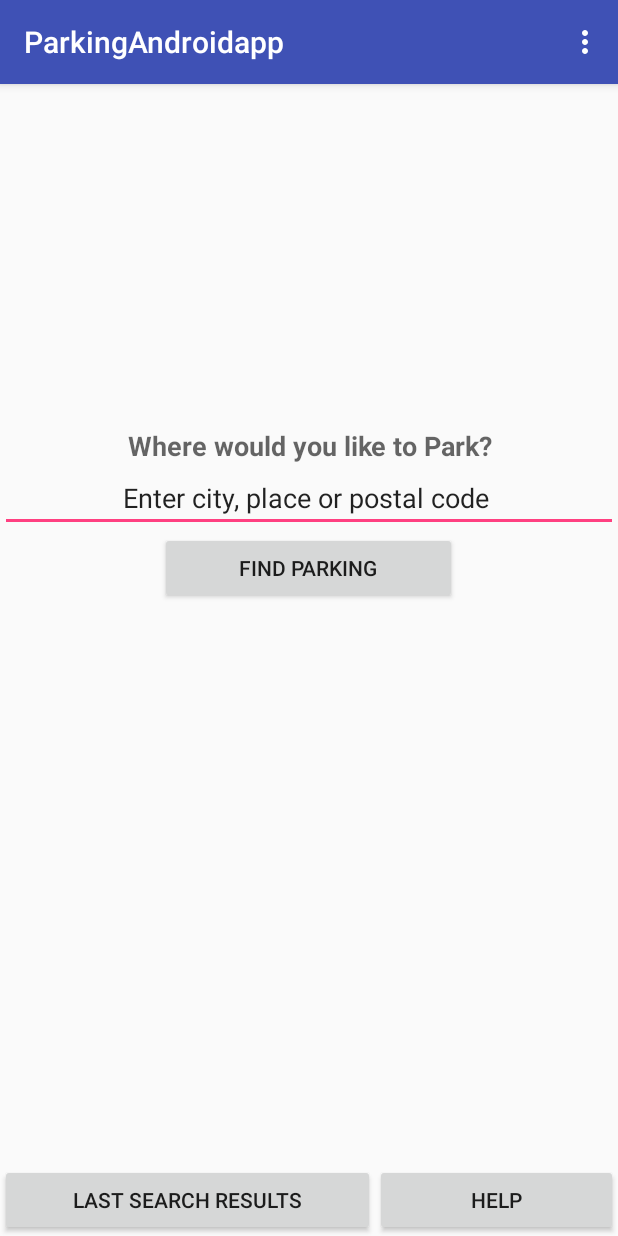
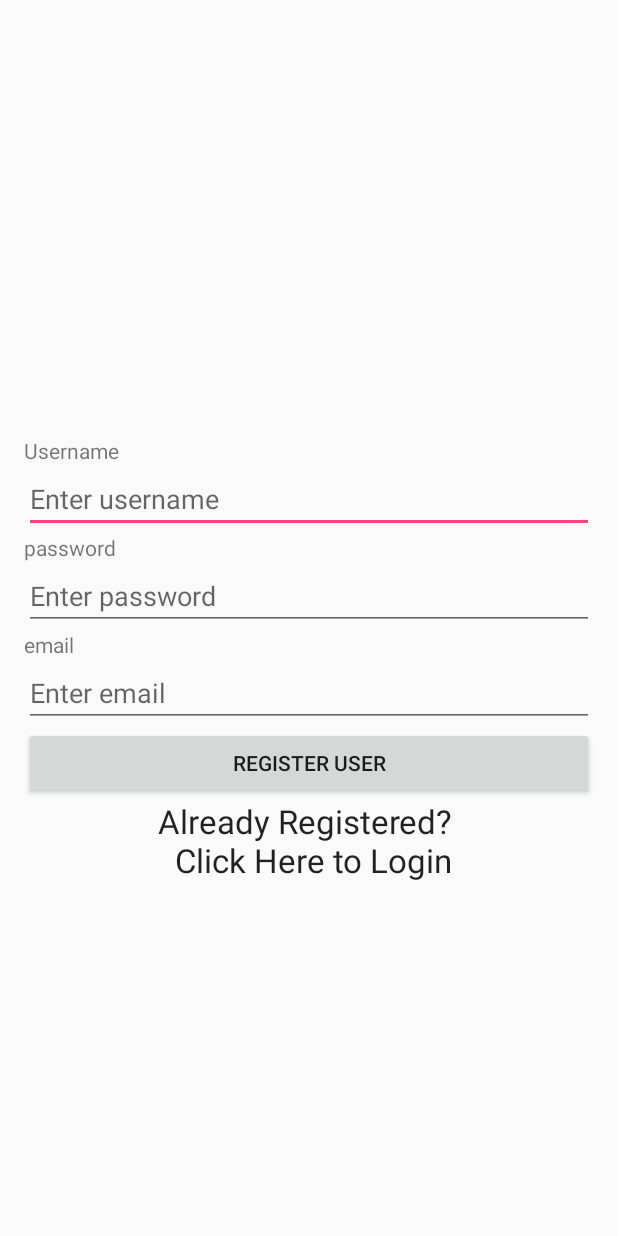
Before and after one commit to chrisantoinette/Android, an Android app: the screen it shows after launch (MainActivity1stpage before the commit, RegistrationActivity after it), on a phone screen of 412 x 824 dp. Run offline under Robolectric (Android 15) with nearby library versions, the phone set to English and light mode, and no system bars; our stand-ins replace Volley.

Commit message:
Included the main Registraing page

```diff
--- a/ParkingAndroidapp/app/build.gradle
+++ b/ParkingAndroidapp/app/build.gradle
@@ -31,5 +31,6 @@ dependencies {
     compile 'com.android.support:design:26.+'
     compile 'com.google.android.gms:play-services-maps:11.0.4'
     compile 'com.google.android.gms:play-services-location:11.0.4'
+    compile 'com.android.volley:volley:1.0.0'
     testCompile 'junit:junit:4.12'
 }
--- a/ParkingAndroidapp/app/src/main/java/com/chris/parkingandroidapp/MainActivity1stpage.java
+++ b/ParkingAndroidapp/app/src/main/java/com/chris/parkingandroidapp/MainActivity1stpage.java
@@ -22,6 +22,7 @@ public class MainActivity1stpage extends AppCompatActivity {
     @Override
     protected void onCreate(Bundle savedInstanceState) {
         super.onCreate(savedInstanceState);
+
         setContentView(R.layout.intro_activity);
         Toolbar toolbar = (Toolbar) findViewById(R.id.toolbar);
         setSupportActionBar(toolbar);
--- a/ParkingAndroidapp/app/src/main/java/com/chris/parkingandroidapp/ParkingDataProvider.java
+++ b/ParkingAndroidapp/app/src/main/java/com/chris/parkingandroidapp/ParkingDataProvider.java
@@ -36,7 +36,7 @@ public class ParkingDataProvider {
 
     public void constructMockParkingLocations () {
         mLocationLookup = new HashMap<String, List<ParkingData>>();
-        // Parking Spot - East
+        // Parking Spot - Eastxx
         LatLng parkingSpot = new LatLng(37.333148, -121.882753 );
         String address ="Lot 11/13 San Jose, CA 95112";
         String name = ("East Parking");
--- /dev/null
+++ b/ParkingAndroidapp/app/src/main/java/com/chris/parkingandroidapp/RegistrationActivity.java
@@ -0,0 +1,121 @@
+
+package com.chris.parkingandroidapp;
+
+    import android.app.ProgressDialog;
+    import android.content.Intent;
+    import android.os.Bundle;
+    import android.support.v7.app.AppCompatActivity;
+    import android.view.View;
+    import android.widget.Button;
+    import android.widget.EditText;
+    import android.widget.TextView;
+    import android.widget.Toast;
+
+    import com.android.volley.AuthFailureError;
+    import com.android.volley.Request;
+    import com.android.volley.RequestQueue;
+    import com.android.volley.Response;
+    import com.android.volley.VolleyError;
+    import com.android.volley.toolbox.StringRequest;
+    import com.android.volley.toolbox.Volley;
+
+    import org.json.JSONException;
+    import org.json.JSONObject;
+
+    import java.util.HashMap;
+    import java.util.Map;
+
+public class RegistrationActivity extends AppCompatActivity implements View.OnClickListener {
+
+
+    private EditText editTextUsername, editTextEmail, editTextPassword;
+    private Button buttonRegister;
+    private ProgressDialog progressDialog;
+
+    private TextView textViewLogin;
+
+    public class Constant {
+        final static String URL_REGISTER = "http://127.0.0.1/";
+    };
+    @Override
+    protected void onCreate(Bundle savedInstanceState) {
+        super.onCreate(savedInstanceState);
+        setContentView(R.layout.registration_layout);
+
+         if(SharedPrefManager.getInstance(this).isLoggedIn()){
+            finish();
+             startActivity(new Intent(this, MainActivity1stpage.class));
+             return;
+         }
+
+        editTextEmail = (EditText) findViewById(R.id.editTextEmail);
+        editTextUsername = (EditText) findViewById(R.id.editTextUsername);
+        editTextPassword = (EditText) findViewById(R.id.editTextPassword);
+
+        textViewLogin = (TextView) findViewById(R.id.textViewLogin);
+
+        buttonRegister = (Button) findViewById(R.id.buttonRegister);
+
+        progressDialog = new ProgressDialog(this);
+
+        buttonRegister.setOnClickListener(this);
+        textViewLogin.setOnClickListener(this);
+    }
+
+    private void registerUser() {
+        final String email = editTextEmail.getText().toString().trim();
+        final String username = editTextUsername.getText().toString().trim();
+        final String password = editTextPassword.getText().toString().trim();
+
+        progressDialog.setMessage("Registering user...");
+        progressDialog.show();
+
+        StringRequest stringRequest = new StringRequest(Request.Method.POST,
+               Constant.URL_REGISTER,
+                new Response.Listener<String>() {
+                    @Override
+                    public void onResponse(String response) {
+                        progressDialog.dismiss();
+
+                        try {
+                            JSONObject jsonObject = new JSONObject(response);
+
+                            Toast.makeText(getApplicationContext(), jsonObject.getString("message"), Toast.LENGTH_LONG).show();
+
+                        } catch (JSONException e) {
+                            e.printStackTrace();
+                        }
+                    }
+                },
+                new Response.ErrorListener() {
+                    @Override
+                    public void onErrorResponse(VolleyError error) {
+                        progressDialog.hide();
+                        Toast.makeText(getApplicationContext(), error.getMessage(), Toast.LENGTH_LONG).show();
+                    }
+                }) {
+            @Override
+            protected Map<String, String> getParams() throws AuthFailureError {
+                Map<String, String> params = new HashMap<>();
+                params.put("username", username);
+                params.put("email", email);
+                params.put("password", password);
+                return params;
+            }
+        };
+
+
+        // RequestHandler.getInstance(this).addToRequestQueue(stringRequest);
+        RequestQueue requestQueue = Volley.newRequestQueue(this);
+        requestQueue.add(stringRequest);
+
+    }
+
+    @Override
+    public void onClick(View view) {
+        if (view == buttonRegister)
+            registerUser();
+        //if(view == textViewLogin)
+        //  startActivity(new Intent(this, LoginActivity.class));
+    }
+}
--- /dev/null
+++ b/ParkingAndroidapp/app/src/main/java/com/chris/parkingandroidapp/SharedPrefManager.java
@@ -0,0 +1,40 @@
+package com.chris.parkingandroidapp;
+
+import android.content.Context;
+import android.content.SharedPreferences;
+
+/**
+ * Created by chrisantoinette on 11/15/17.
+ */
+
+
+public class SharedPrefManager {
+    private static final String SHARED_PREF_NAME = "RegPref";
+    private static final String TAG_LOGIN = "taglogin";
+
+    private static SharedPrefManager mInstance;
+    private static Context mCtx;
+
+    private SharedPrefManager(Context context) {
+        mCtx = context;
+    }
+
+    public static synchronized SharedPrefManager getInstance(Context context) {
+        if (mInstance == null) {
+            mInstance = new SharedPrefManager(context);
+        }
+        return mInstance;
+    }
+    public boolean isLoggedIn () {
+        SharedPreferences sharedPreferences = mCtx.getSharedPreferences(SHARED_PREF_NAME, Context.MODE_PRIVATE);
+        return sharedPreferences.getBoolean(TAG_LOGIN, false);
+    }
+    public void setLogin ()
+    {
+        SharedPreferences sharedPreferences = mCtx.getSharedPreferences(SHARED_PREF_NAME, Context.MODE_PRIVATE);
+        SharedPreferences.Editor editor = sharedPreferences.edit();
+        editor.putBoolean(TAG_LOGIN, true);
+        editor.apply();
+    }
+
+}
--- a/ParkingAndroidapp/app/src/main/res/layout/content_main_activity1stpage.xml
+++ b/ParkingAndroidapp/app/src/main/res/layout/content_main_activity1stpage.xml
@@ -21,29 +21,24 @@
             android:gravity="center_vertical|center_horizontal"
             android:orientation="vertical">
 
-            <TextView
-                android:id="@+id/textView2"
-                android:layout_width="match_parent"
-                android:layout_height="wrap_content"
-                android:text="Where would you like to Park?"
-                android:textAlignment="center"
-                android:textAppearance="@android:style/TextAppearance.Material.Medium"
-                android:textStyle="bold" />
-
-            <EditText
-                android:id="@+id/editText"
-                android:layout_width="match_parent"
-                android:layout_height="wrap_content"
-                android:ems="10"
-                android:inputType="textPersonName"
-                android:text="Enter city, place or postal code "
-                android:textAlignment="center" />
-
             <Button
                 android:id="@+id/findParking"
                 android:layout_width="198dp"
                 android:layout_height="wrap_content"
-                android:text="FInd Parking" />
+                android:text="FInd my Parking" />
+
+            <Button
+                android:id="@+id/button2"
+                android:layout_width="wrap_content"
+                android:layout_height="wrap_content"
+                android:text="Button" />
+
+            <Button
+                android:id="@+id/button3"
+                style="@style/Widget.AppCompat.Button"
+                android:layout_width="wrap_content"
+                android:layout_height="wrap_content"
+                android:text="Button" />
         </LinearLayout>
 
         <LinearLayout
@@ -55,10 +50,10 @@
 
             <Button
                 android:id="@+id/button8"
-                android:layout_width="wrap_content"
+                android:layout_width="87dp"
                 android:layout_height="wrap_content"
                 android:layout_weight="1"
-                android:text="Last Search Results" />
+                android:text="Settings" />
 
             <Button
                 android:id="@+id/button7"
--- /dev/null
+++ b/ParkingAndroidapp/app/src/main/res/layout/registration_layout.xml
@@ -0,0 +1,72 @@
+<?xml version="1.0" encoding="utf-8"?>
+<RelativeLayout xmlns:android="http://schemas.android.com/apk/res/android"
+    xmlns:tools="http://schemas.android.com/tools"
+    android:id="@+id/activity_main"
+    android:layout_width="match_parent"
+    android:layout_height="match_parent"
+    android:paddingBottom="@dimen/activity_vertical_margin"
+    android:paddingLeft="@dimen/activity_horizontal_margin"
+    android:paddingRight="@dimen/activity_horizontal_margin"
+    android:paddingTop="@dimen/activity_vertical_margin"
+    tools:context=".RegistrationActivity">
+
+    <LinearLayout
+        android:layout_centerVertical="true"
+        android:id="@+id/linearLayout"
+        android:layout_width="match_parent"
+        android:layout_height="wrap_content"
+        android:orientation="vertical">
+
+        <TextView
+            android:layout_width="match_parent"
+            android:layout_height="wrap_content"
+            android:text="Username" />
+
+        <EditText
+            android:id="@+id/editTextUsername"
+            android:layout_width="match_parent"
+            android:layout_height="wrap_content"
+            android:hint="Enter username" />
+
+
+        <TextView
+            android:layout_width="match_parent"
+            android:layout_height="wrap_content"
+            android:text="password" />
+
+        <EditText
+            android:id="@+id/editTextPassword"
+            android:layout_width="match_parent"
+            android:layout_height="wrap_content"
+            android:hint="Enter password"
+            android:inputType="textPassword" />
+
+        <TextView
+            android:layout_width="match_parent"
+            android:layout_height="wrap_content"
+            android:text="email" />
+
+        <EditText
+            android:id="@+id/editTextEmail"
+            android:layout_width="match_parent"
+            android:layout_height="wrap_content"
+            android:hint="Enter email"
+            android:inputType="textEmailAddress" />
+
+        <Button
+            android:id="@+id/buttonRegister"
+            android:layout_width="match_parent"
+            android:layout_height="wrap_content"
+            android:text="Register User" />
+    </LinearLayout>
+
+    <TextView
+        android:id="@+id/textViewLogin"
+        android:layout_width="match_parent"
+        android:layout_height="match_parent"
+        android:layout_below="@id/linearLayout"
+        android:text="Already Registered? \n Click Here to Login"
+        android:textAlignment="center"
+        android:textAppearance="@style/Base.TextAppearance.AppCompat.Large" />
+
+</RelativeLayout>
```
Also changed, not shown: ParkingAndroidapp/app/src/main/AndroidManifest.xml (+9 -3 lines), ParkingAndroidapp/app/src/main/java/com/chris/parkingandroidapp/ParkingInfoActivity.java (+10 -9 lines).
